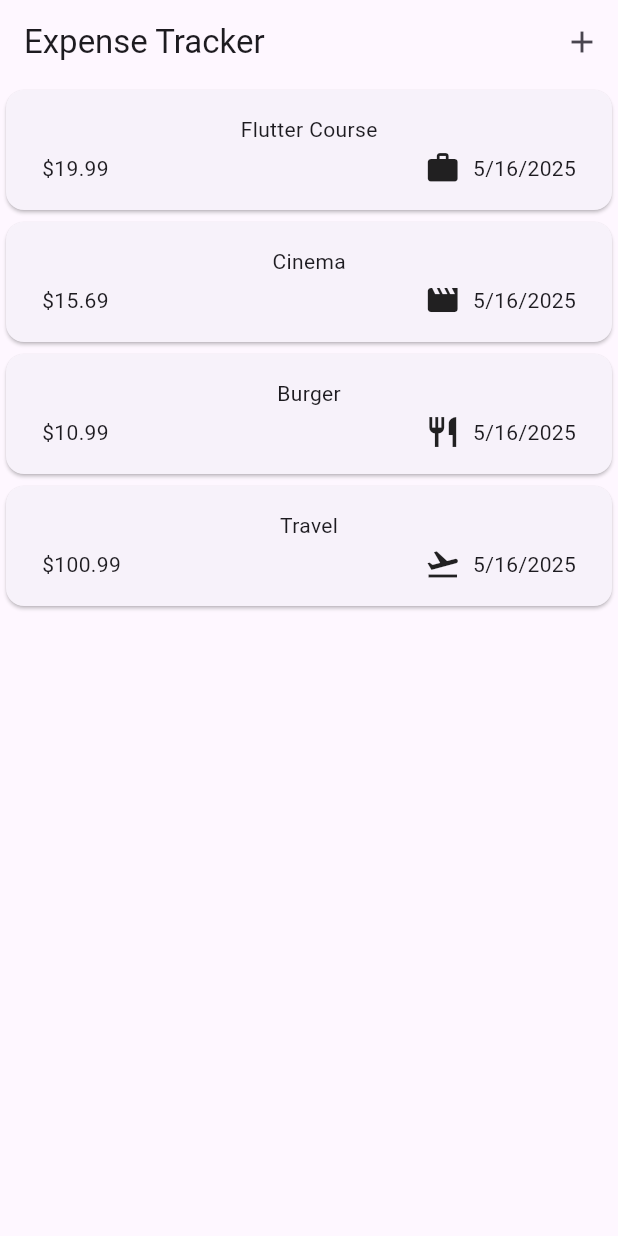
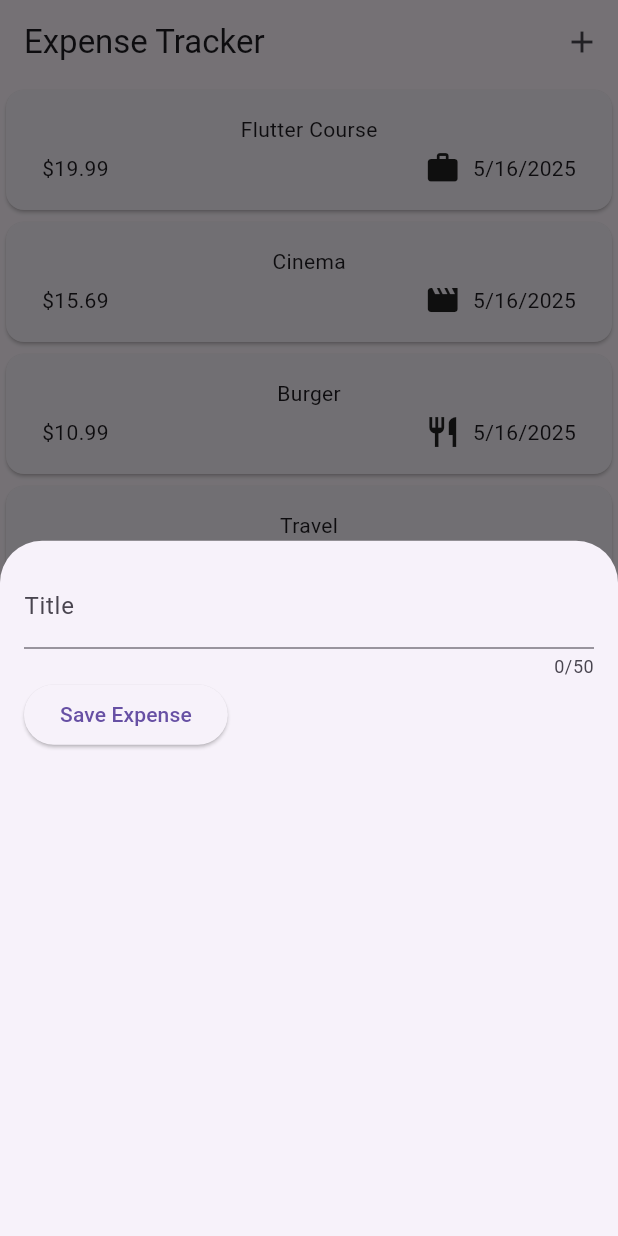
Before and after one commit to HassamAli2174/Modern-Expense-Tracker, a Flutter app: the screen it shows after launch, after a tap on the "add" icon, on a phone screen of 412 x 824 dp. Run offline on Flutter 3.47's test engine with Material 3 defaults, Android fonts, the phone set to English and light mode, and no system bars.

Commit message:
Add NewExpense widget and update expense overlay functionality in Expenses widget using method one to save its value

```diff
--- a/lib/expenses.dart
+++ b/lib/expenses.dart
@@ -1,5 +1,6 @@
 import 'package:expense_tracker_app/model/expense.dart';
 import 'package:expense_tracker_app/widgets/expenses_list/expenses_list.dart';
+import 'package:expense_tracker_app/widgets/expenses_list/new_expense.dart';
 import 'package:flutter/material.dart';
 
 class Expenses extends StatefulWidget {
@@ -38,10 +39,10 @@ class _ExpensesState extends State<Expenses> {
   ];
 
   void _openAddExpenseOverlay() {
-    // showModalBottomSheet(
-    //   context: context,
-    //   builder: (ctx) => const AddExpense(onAddExpense: (expense) {}),
-    // );
+    showModalBottomSheet(
+      context: context,
+      builder: (ctx) => const NewExpense(),
+    );
   }
 
   @override
--- a/lib/widgets/expenses_list/new_expense.dart
+++ b/lib/widgets/expenses_list/new_expense.dart
@@ -0,0 +1,42 @@
+import 'package:flutter/material.dart';
+
+class NewExpense extends StatefulWidget {
+  const NewExpense({super.key});
+
+  @override
+  State<NewExpense> createState() => _NewExpenseState();
+}
+
+class _NewExpenseState extends State<NewExpense> {
+  var _enteredTitle = '';
+
+  void _saveTitle(String inputValue) {
+    _enteredTitle = inputValue;
+  }
+
+  @override
+  Widget build(BuildContext context) {
+    return Padding(
+      padding: const EdgeInsets.all(16),
+      child: Column(
+        children: [
+          TextField(
+            onChanged: _saveTitle,
+            maxLength: 50,
+            decoration: const InputDecoration(label: Text('Title')),
+          ),
+          Row(
+            children: [
+              ElevatedButton(
+                onPressed: () {
+                  print(_enteredTitle);
+                },
+                child: const Text('Save Expense'),
+              ),
+            ],
+          ),
+        ],
+      ),
+    );
+  }
+}
```
